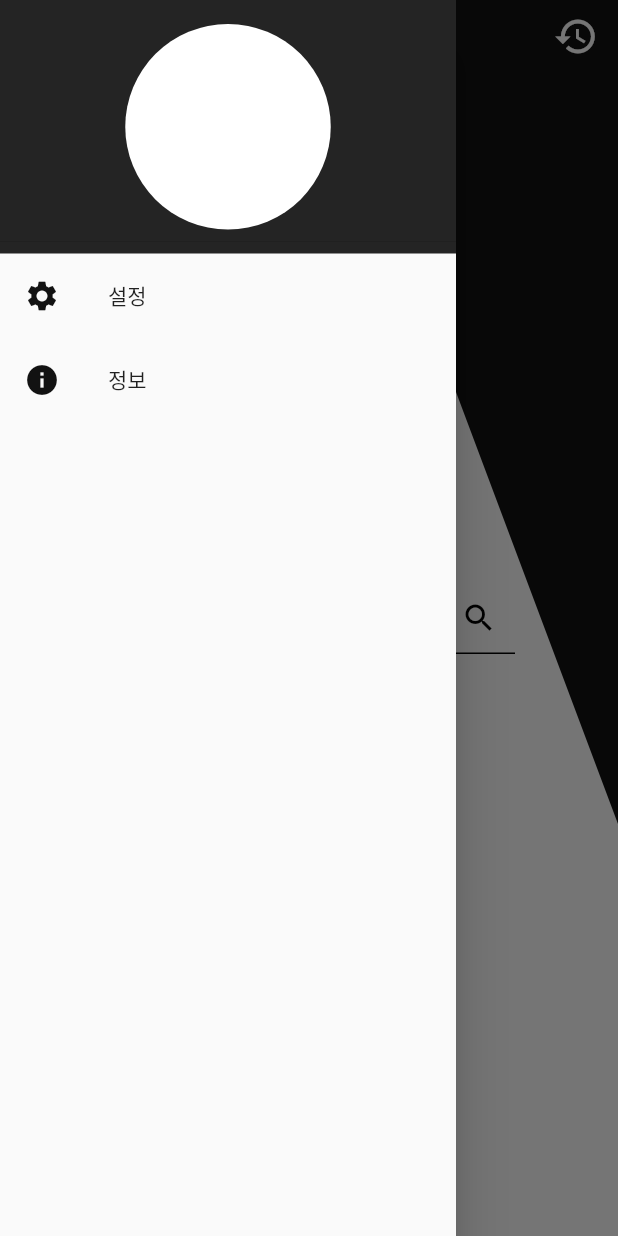
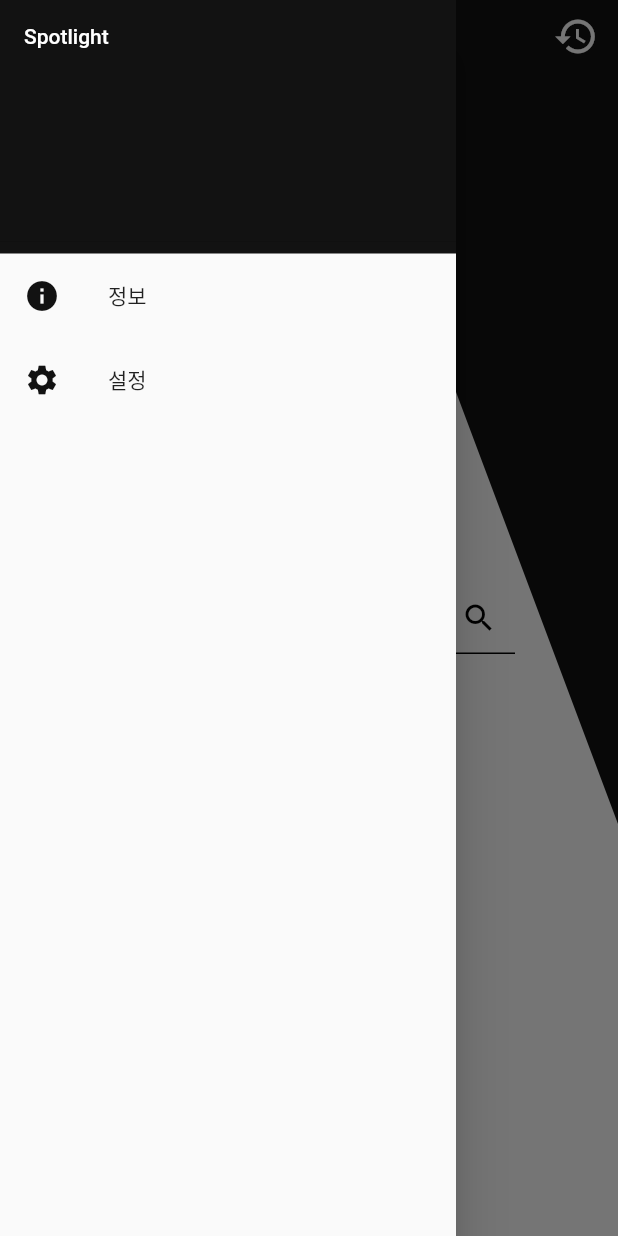
Before and after one commit to negu63/no-recommendation, a Flutter app: the screen it shows after launch, with the side drawer open, on a phone screen of 412 x 824 dp. Run offline on Flutter 3.47's test engine with Material 2 defaults, Android fonts, the phone set to English and light mode, and no system bars; our stand-ins replace cached_network_image, get, hive, hive_flutter; missing offline and left inert: flutter_inappwebview, metadata_fetch; accounts and stored records are empty.

Commit message:
feat: drawer 헤더 수정

```diff
--- a/lib/global_widgets/menu_drawer.dart
+++ b/lib/global_widgets/menu_drawer.dart
@@ -1,5 +1,6 @@
 import 'package:flutter/material.dart';
 import 'package:get/get.dart';
+import 'package:norecommendation/core/theme/color_theme.dart';
 import 'package:norecommendation/global_widgets/menu.dart';
 
 class MenuDrawer extends StatelessWidget {
@@ -11,12 +12,20 @@ class MenuDrawer extends StatelessWidget {
       child: ListView(
         children: [
           Container(
-            color: Color.fromRGBO(36, 36, 36, 1),
-            child: DrawerHeader(
-              child: CircleAvatar(
-                backgroundColor: Colors.white,
+            color: colorBackground,
+            child: const DrawerHeader(
+              child: Text(
+                'Spotlight',
+                style: TextStyle(
+                  color: Colors.white,
+                ),
               ),
             ),
+          ),
+          Menu(
+            title: '정보',
+            icon: Icons.info,
+            onTap: () {},
           ),
           Menu(
             title: '설정',
@@ -25,11 +34,6 @@ class MenuDrawer extends StatelessWidget {
               Get.toNamed('/setting');
             },
           ),
-          Menu(
-            title: '정보',
-            icon: Icons.info,
-            onTap: () {},
-          ),
         ],
       ),
     );
```
